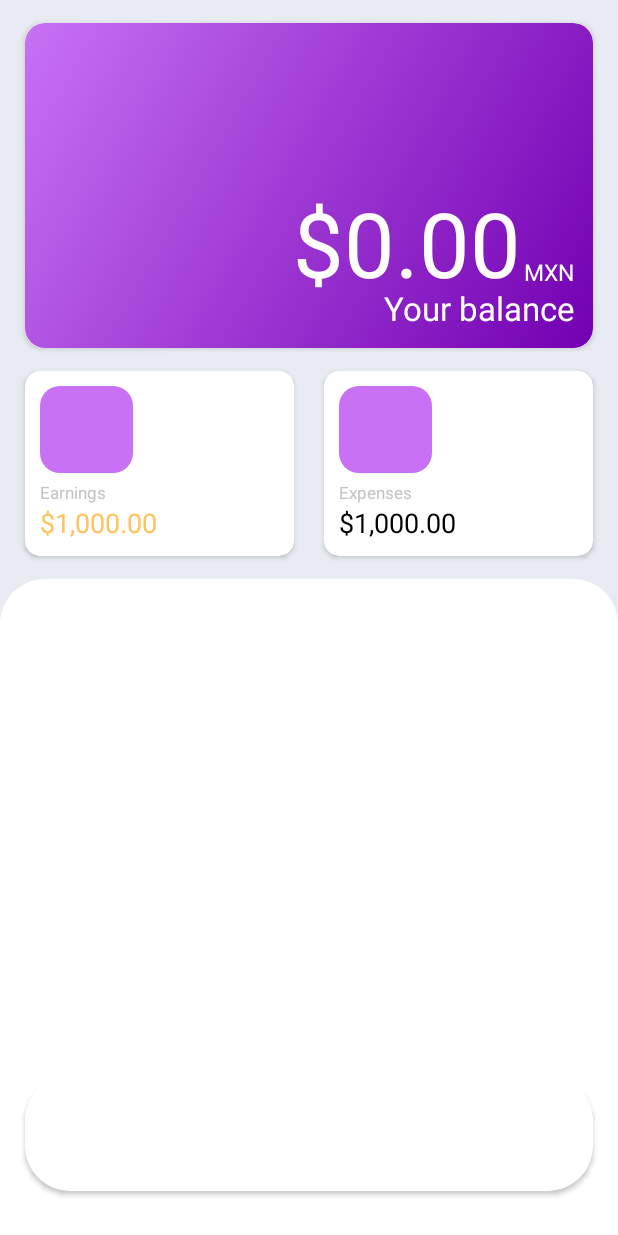
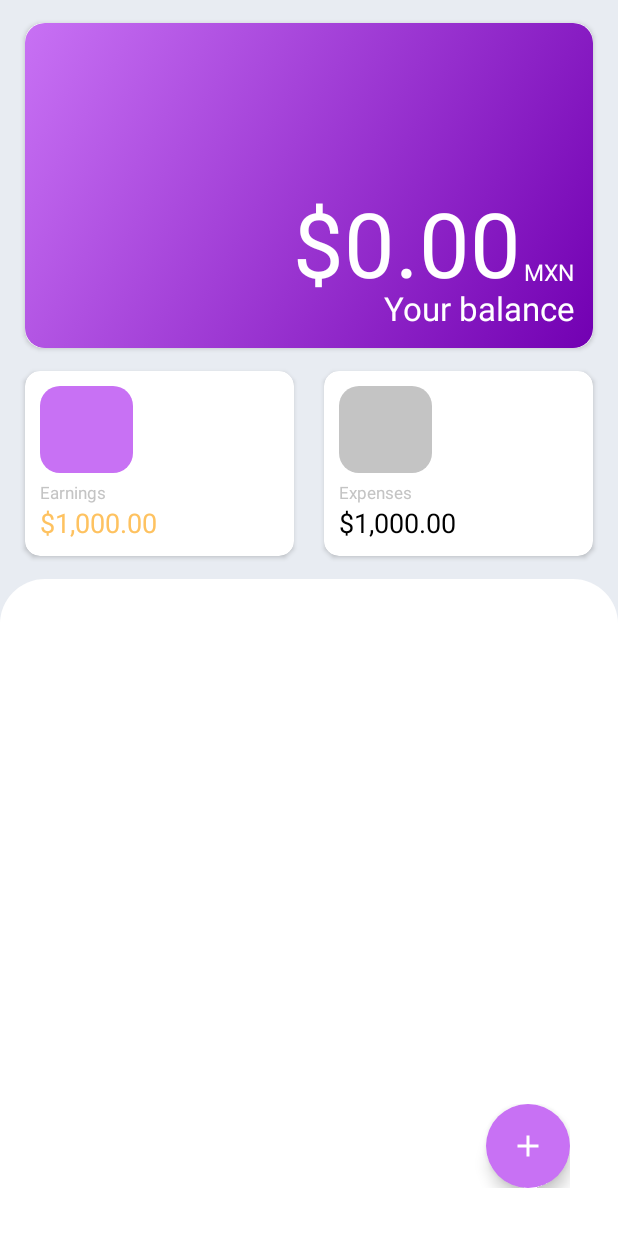
Before and after one commit to adriangrpz/Piggy, an Android app: the screen it shows after launch (MainActivity), on a phone screen of 412 x 824 dp. Run offline under Robolectric (Android 15) with nearby library versions, the phone set to English and light mode, and no system bars; libraries missing offline, so code that uses them is left out: io.realm, io.realm.kotlin, io.realm.log; 5 statements that could not run were skipped.

Commit message:
Adding fabs

```diff
--- a/app/src/main/java/com/piggy/piggy/MainActivity.kt
+++ b/app/src/main/java/com/piggy/piggy/MainActivity.kt
@@ -2,30 +2,80 @@ package com.piggy.piggy
 
 import androidx.appcompat.app.AppCompatActivity
 import android.os.Bundle
-import android.util.Log
-import androidx.constraintlayout.widget.ConstraintLayout
+import android.view.View
+import android.view.animation.AnimationUtils
+import android.widget.TextView
 import androidx.recyclerview.widget.RecyclerView
+import com.google.android.material.floatingactionbutton.FloatingActionButton
 import io.realm.RealmChangeListener
 import io.realm.RealmResults
 import io.realm.kotlin.where
 
 class MainActivity : AppCompatActivity() {
+
     override fun onCreate(savedInstanceState: Bundle?) {
+
         super.onCreate(savedInstanceState)
         setContentView(R.layout.activity_main)
 
-        Log.v(TAG(), "Fetching transactions")
+        val fab = findViewById<FloatingActionButton>(R.id.fab)
+        val fab1 = findViewById<FloatingActionButton>(R.id.fab_add_1)
+        val fab2 = findViewById<FloatingActionButton>(R.id.fab_add_2)
+
+        val fabText1 = findViewById<TextView>(R.id.fab_text_1)
+        val fabText2 = findViewById<TextView>(R.id.fab_text_2)
+
+        val fabOpenAnim        = AnimationUtils.loadAnimation(this, R.anim.fab_open)
+        val fabCloseAnim       = AnimationUtils.loadAnimation(this, R.anim.fab_close)
+        val fabRotateOpenAnim  = AnimationUtils.loadAnimation(this, R.anim.fab_rotate_open)
+        val fabRotateCloseAnim = AnimationUtils.loadAnimation(this, R.anim.fab_rotate_close)
+
+        var fabIsOpen = false
+
+        fab.setOnClickListener {
+            if (fabIsOpen) {
+                fabIsOpen = false
+
+                fab1.startAnimation(fabCloseAnim)
+                fab2.startAnimation(fabCloseAnim)
+
+                fabText1.startAnimation(fabCloseAnim)
+                fabText2.startAnimation(fabCloseAnim)
+
+                fab.startAnimation(fabRotateCloseAnim)
+
+                fab1.isClickable = false
+                fab2.isClickable = false
+
+                fabText1.visibility = View.INVISIBLE
+                fabText2.visibility = View.INVISIBLE
+            }
+            else {
+                fabIsOpen = true
+
+                fab1.startAnimation(fabOpenAnim)
+                fab2.startAnimation(fabOpenAnim)
+
+                fabText1.startAnimation(fabOpenAnim)
+                fabText2.startAnimation(fabOpenAnim)
+
+                fab.startAnimation(fabRotateOpenAnim)
+
+                fab1.isClickable = false
+                fab2.isClickable = false
+
+                fabText1.visibility = View.VISIBLE
+                fabText2.visibility = View.VISIBLE
+            }
+
+        }
 
         val transactions : RealmResults<Transaction> = realmThread.where<Transaction>().findAllAsync()
         transactions.addChangeListener(RealmChangeListener {
-            Log.v(TAG(), "Completed the query.")
-
-            Log.v(TAG(), transactions.asJSON())
 
             val transactionsAdapter = TransactionsRecyclerViewAdapter(transactions.toList())
             val recyclerView: RecyclerView = findViewById(R.id.transactions_rv)
             recyclerView.adapter = transactionsAdapter
-            Log.v(TAG(), "Populated recycler view")
         })
     }
 
--- a/app/src/main/res/drawable/expenses_icon_bg.xml
+++ b/app/src/main/res/drawable/expenses_icon_bg.xml
@@ -4,7 +4,7 @@
         <shape android:shape="rectangle">
             <!-- TODO: Fix android:angle-->
             <solid
-                android:color="@color/white"
+                android:color="#C4C4C4"
                 />
             <corners android:radius="13dp" />
         </shape>
--- /dev/null
+++ b/app/src/main/res/drawable/fab_text_bg.xml
@@ -0,0 +1,9 @@
+<?xml version="1.0" encoding="utf-8"?>
+<selector xmlns:android="http://schemas.android.com/apk/res/android">
+    <item>
+        <shape>
+            <solid android:color="#C4C4C4"/>
+            <corners android:radius="16dp" />
+        </shape>
+    </item>
+</selector>
--- /dev/null
+++ b/app/src/main/res/drawable/ic_baseline_add_24.xml
@@ -0,0 +1,10 @@
+<vector xmlns:android="http://schemas.android.com/apk/res/android"
+    android:width="24dp"
+    android:height="24dp"
+    android:viewportWidth="24"
+    android:viewportHeight="24"
+    android:tint="?attr/colorControlNormal">
+  <path
+      android:fillColor="@android:color/white"
+      android:pathData="M19,13h-6v6h-2v-6H5v-2h6V5h2v6h6v2z"/>
+</vector>
--- a/app/src/main/res/layout/activity_main.xml
+++ b/app/src/main/res/layout/activity_main.xml
@@ -4,7 +4,6 @@
     xmlns:android="http://schemas.android.com/apk/res/android"
     xmlns:card_view="http://schemas.android.com/apk/res-auto"
     xmlns:app="http://schemas.android.com/apk/res-auto"
-    xmlns:tools="http://schemas.android.com/tools"
     android:layout_width="match_parent"
     android:layout_height="match_parent"
     android:background="#E8ECF2">
@@ -64,48 +63,11 @@
         android:elevation="10dp"
         >
 
-        <androidx.constraintlayout.widget.ConstraintLayout
+        <include
             android:layout_width="match_parent"
             android:layout_height="match_parent"
-            android:background="@drawable/balance_card_bg"
-            >
+            layout="@layout/main_balance_ly" />
 
-            <TextView
-                android:id="@+id/balance_amount_tv"
-                android:layout_width="wrap_content"
-                android:layout_height="wrap_content"
-                android:layout_marginEnd="48dp"
-                android:layout_marginBottom="30dp"
-                android:text="$0.00"
-                android:textColor="@color/white"
-                android:textSize="60sp"
-                card_view:layout_constraintBottom_toBottomOf="parent"
-                card_view:layout_constraintEnd_toEndOf="parent" />
-
-            <TextView
-                android:id="@+id/balance_tv"
-                android:layout_width="wrap_content"
-                android:layout_height="wrap_content"
-                android:layout_margin="12dp"
-                android:text="Your balance"
-                android:textColor="@color/white"
-                android:textSize="22sp"
-                card_view:layout_constraintBottom_toBottomOf="parent"
-                card_view:layout_constraintEnd_toEndOf="parent" />
-
-            <TextView
-                android:id="@+id/currency_tv"
-                android:layout_width="wrap_content"
-                android:layout_height="wrap_content"
-                android:layout_marginEnd="12dp"
-                android:layout_marginBottom="40dp"
-                android:text="MXN"
-                android:textColor="@color/white"
-                android:textSize="15sp"
-                card_view:layout_constraintBottom_toBottomOf="parent"
-                card_view:layout_constraintEnd_toEndOf="parent" />
-
-        </androidx.constraintlayout.widget.ConstraintLayout>
     </androidx.cardview.widget.CardView>
 
     <androidx.cardview.widget.CardView
@@ -156,19 +118,91 @@
         card_view:layoutManager="androidx.recyclerview.widget.LinearLayoutManager"
         />
 
-    <androidx.cardview.widget.CardView
-        android:layout_width="0dp"
-        android:layout_height="0dp"
-        card_view:cardCornerRadius="30dp"
-        android:layout_marginBottom="30dp"
-        android:elevation="8dp"
-        card_view:layout_constraintTop_toBottomOf="@id/h_guideline_87"
+    <com.google.android.material.floatingactionbutton.FloatingActionButton
+        android:id="@+id/fab_add_1"
+        android:layout_width="wrap_content"
+        android:layout_height="wrap_content"
+        android:src="@drawable/ic_car"
+        android:layout_marginEnd="32dp"
+        android:layout_marginBottom="16dp"
+        android:backgroundTint="#c871f4"
+        android:tint="#FFFFFF"
+        card_view:layout_constraintBottom_toTopOf="@id/coordinator_ly"
+        card_view:layout_constraintEnd_toEndOf="parent"
+        android:visibility="gone"
+        />
+
+    <TextView
+        android:id="@+id/fab_text_1"
+        android:layout_width="wrap_content"
+        android:layout_height="wrap_content"
+        android:text="Add User"
+        card_view:layout_constraintBottom_toBottomOf="@id/fab_add_1"
+        card_view:layout_constraintTop_toTopOf="@id/fab_add_1"
+        card_view:layout_constraintEnd_toStartOf="@id/fab_add_1"
+        android:layout_margin="32dp"
+        android:background="@drawable/fab_text_bg"
+        android:paddingStart="16dp"
+        android:paddingEnd="16dp"
+        android:paddingTop="6dp"
+        android:paddingBottom="6dp"
+        android:visibility="gone"
+        />
+
+    <com.google.android.material.floatingactionbutton.FloatingActionButton
+        android:id="@+id/fab_add_2"
+        android:layout_width="wrap_content"
+        android:layout_height="wrap_content"
+        android:src="@drawable/ic_ptransport"
+        android:layout_marginEnd="32dp"
+        android:layout_marginBottom="16dp"
+        android:backgroundTint="#c871f4"
+        android:tint="#FFFFFF"
+        card_view:layout_constraintBottom_toTopOf="@id/fab_add_1"
+        card_view:layout_constraintEnd_toEndOf="parent"
+        android:visibility="gone"
+        />
+
+    <TextView
+        android:id="@+id/fab_text_2"
+        android:layout_width="wrap_content"
+        android:layout_height="wrap_content"
+        android:text="Add User"
+        card_view:layout_constraintBottom_toBottomOf="@id/fab_add_2"
+        card_view:layout_constraintTop_toTopOf="@id/fab_add_2"
+        card_view:layout_constraintEnd_toStartOf="@id/fab_add_2"
+        android:layout_margin="32dp"
+        android:background="@drawable/fab_text_bg"
+        android:paddingStart="16dp"
+        android:paddingEnd="16dp"
+        android:paddingTop="6dp"
+        android:paddingBottom="6dp"
+        android:visibility="gone"
+        />
+
+    <androidx.coordinatorlayout.widget.CoordinatorLayout
+        android:id="@+id/coordinator_ly"
+        android:layout_width="match_parent"
+        android:layout_height="wrap_content"
+        android:layout_margin="24dp"
+        android:padding="8dp"
         card_view:layout_constraintBottom_toBottomOf="parent"
-        card_view:layout_constraintStart_toEndOf="@id/v_guideline_4"
-        card_view:layout_constraintEnd_toStartOf="@id/v_guideline_96"
-
+        card_view:layout_constraintEnd_toEndOf="parent"
         >
 
-    </androidx.cardview.widget.CardView>
+        <com.google.android.material.floatingactionbutton.FloatingActionButton
+            android:id="@+id/fab"
+            android:layout_width="wrap_content"
+            android:layout_height="wrap_content"
+            android:src="@drawable/ic_baseline_add_24"
+            android:backgroundTint="#c871f4"
+            android:tint="#FFFFFF"
+            android:layout_gravity="bottom|end"
+            card_view:borderWidth="0dp"
+            />
+
+
+    </androidx.coordinatorlayout.widget.CoordinatorLayout>
+
 
 </androidx.constraintlayout.widget.ConstraintLayout>
--- /dev/null
+++ b/app/src/main/res/layout/main_balance_ly.xml
@@ -0,0 +1,43 @@
+<?xml version="1.0" encoding="utf-8"?>
+<androidx.constraintlayout.widget.ConstraintLayout android:layout_width="match_parent"
+    android:layout_height="match_parent"
+    xmlns:android="http://schemas.android.com/apk/res/android"
+    xmlns:card_view="http://schemas.android.com/apk/res-auto"
+    android:background="@drawable/balance_card_bg">
+
+        <TextView
+            android:id="@+id/balance_amount_tv"
+            android:layout_width="wrap_content"
+            android:layout_height="wrap_content"
+            android:layout_marginEnd="48dp"
+            android:layout_marginBottom="30dp"
+            android:text="$0.00"
+            android:textColor="@color/white"
+            android:textSize="60sp"
+            card_view:layout_constraintBottom_toBottomOf="parent"
+            card_view:layout_constraintEnd_toEndOf="parent" />
+
+        <TextView
+            android:id="@+id/balance_tv"
+            android:layout_width="wrap_content"
+            android:layout_height="wrap_content"
+            android:layout_margin="12dp"
+            android:text="Your balance"
+            android:textColor="@color/white"
+            android:textSize="22sp"
+            card_view:layout_constraintBottom_toBottomOf="parent"
+            card_view:layout_constraintEnd_toEndOf="parent" />
+
+        <TextView
+            android:id="@+id/currency_tv"
+            android:layout_width="wrap_content"
+            android:layout_height="wrap_content"
+            android:layout_marginEnd="12dp"
+            android:layout_marginBottom="40dp"
+            android:text="MXN"
+            android:textColor="@color/white"
+            android:textSize="15sp"
+            card_view:layout_constraintBottom_toBottomOf="parent"
+            card_view:layout_constraintEnd_toEndOf="parent" />
+
+</androidx.constraintlayout.widget.ConstraintLayout>
--- a/app/src/main/res/layout/main_expenses_ly.xml
+++ b/app/src/main/res/layout/main_expenses_ly.xml
@@ -25,7 +25,7 @@
         android:layout_height="0dp"
         android:layout_marginStart="10dp"
         android:layout_marginTop="10dp"
-        android:background="@drawable/earnings_icon_bg"
+        android:background="@drawable/expenses_icon_bg"
         app:layout_constraintTop_toTopOf="parent"
         app:layout_constraintBottom_toTopOf="@id/h_guideline_55"
         app:layout_constraintStart_toStartOf="parent"
--- /dev/null
+++ b/app/src/main/res/menu/bottom_navigation_menu.xml
@@ -0,0 +1,24 @@
+<?xml version="1.0" encoding="utf-8"?>
+<menu xmlns:android="http://schemas.android.com/apk/res/android">
+
+    <item
+        android:id="@+id/navigation_home"
+        android:icon="@drawable/ic_car"
+        android:title="Home" />
+
+    <item
+        android:id="@+id/navigation_dashboard"
+        android:icon="@drawable/ic_ptransport"
+        android:title="Timeline" />
+
+    <item
+        android:id="@+id/navigation_notifications"
+        android:icon="@drawable/ic_card"
+        android:title="Wallet" />
+
+    <item
+        android:id="@+id/navigation_add"
+        android:icon="@drawable/ic_card"
+        android:title="Add" />
+
+</menu>
```
Also changed, not shown: app/src/main/res/anim/fab_close.xml (added, +22 -0 lines), app/src/main/res/anim/fab_open.xml (added, +22 -0 lines), app/src/main/res/anim/fab_rotate_close.xml (added, +13 -0 lines), app/src/main/res/anim/fab_rotate_open.xml (added, +13 -0 lines).
